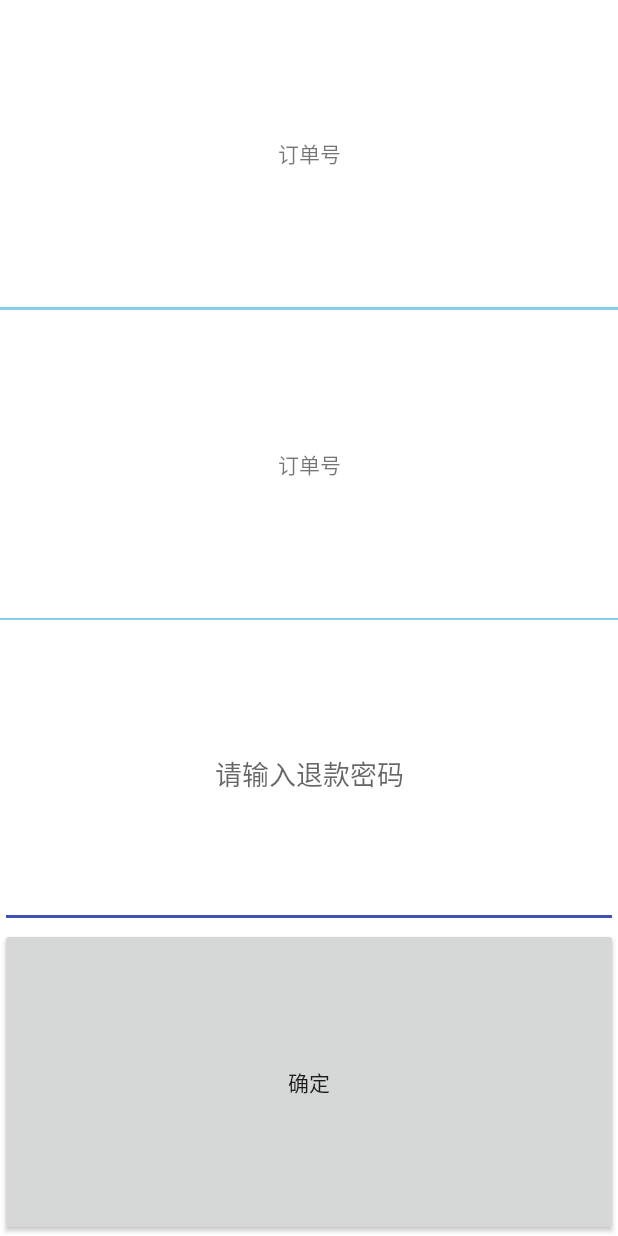
After one commit to Seven617/Seven617, an Android app: the layout popupwindow.xml on its own in the app's theme, with its tools: preview values and no code run, on a phone screen of 412 x 824 dp. The commit adds this screen. Run offline under Robolectric (Android 15) with nearby library versions, the phone set to English and light mode, and no system bars.

Commit message:
popupwindow

```diff
--- a/app/src/main/res/layout/content_main.xml
+++ b/app/src/main/res/layout/content_main.xml
@@ -9,7 +9,6 @@
     android:paddingRight="@dimen/activity_horizontal_margin"
     android:paddingTop="@dimen/activity_vertical_margin"
     app:layout_behavior="@string/appbar_scrolling_view_behavior"
-    tools:context="com.example.seven.myapplication.ui.activity.AllQueryActivity"
     tools:showIn="@layout/activity_all_query">
 
     <TextView
--- /dev/null
+++ b/app/src/main/res/layout/popupwindow.xml
@@ -0,0 +1,45 @@
+<?xml version="1.0" encoding="utf-8"?>
+<LinearLayout xmlns:android="http://schemas.android.com/apk/res/android"
+              android:layout_width="match_parent"
+              android:layout_height="match_parent"
+              android:gravity="center"
+              android:orientation="vertical">
+    <TextView
+        android:gravity="center"
+        android:id="@+id/pop_title"
+        android:layout_width="match_parent"
+        android:layout_height="0dp"
+        android:layout_weight="1"
+        android:text="订单号"/>
+    <View
+        android:background="@color/skyblue"
+        android:layout_width="match_parent"
+        android:layout_height="2dp"/>
+    <TextView
+        android:gravity="center"
+        android:id="@+id/poprefundssn"
+        android:layout_width="match_parent"
+        android:layout_height="0dp"
+        android:layout_weight="1"
+        android:text="订单号"/>
+    <View
+        android:background="@color/skyblue"
+        android:layout_width="match_parent"
+        android:layout_height="1dp"/>
+
+    <EditText
+        android:gravity="center"
+        android:id="@+id/pop_edt"
+        android:layout_width="match_parent"
+        android:layout_height="0dp"
+        android:layout_weight="1"
+        android:textColor="@color/lightGray"
+        android:hint="请输入退款密码"/>
+
+    <Button
+        android:id="@+id/pop_btn"
+        android:layout_width="match_parent"
+        android:layout_height="0dp"
+        android:layout_weight="1"
+        android:text="确定"/>
+</LinearLayout>
--- a/app/src/main/res/values/styles.xml
+++ b/app/src/main/res/values/styles.xml
@@ -66,6 +66,10 @@
         <item name="android:paddingTop">8dp</item>
         <item name="android:paddingBottom">8dp</item>
     </style>
-
+    <!-- PopupWindow弹出/隐藏动画 -->
+    <style name="MyPopupWindow_anim_style">
+        <item name="android:windowEnterAnimation">@anim/popupwindow_show_anim</item>
+        <item name="android:windowExitAnimation">@anim/popupwindow_hidden_anim</item>
+    </style>
 
 </resources>
```
Also changed, not shown: app/src/main/java/com/example/seven/myapplication/ui/activity/RefundableActivity.java (+65 -5 lines), app/src/main/res/anim/popupwindow_hidden_anim.xml (added, +14 -0 lines), app/src/main/res/anim/popupwindow_show_anim.xml (added, +14 -0 lines), app/src/main/res/drawable/popupwindow_background.xml (added, +12 -0 lines).
